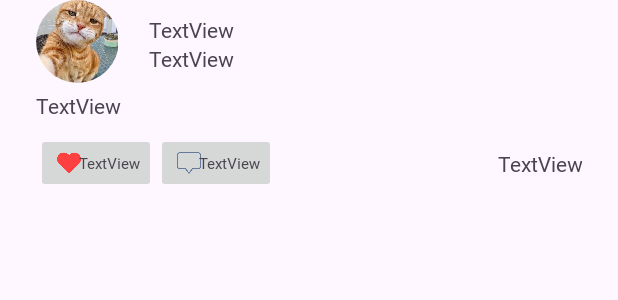
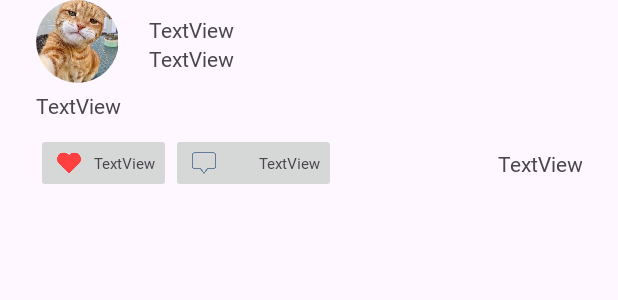
Before and after one commit to alyssaysabelle/Nomads_App, an Android app: the layout home_item_layout.xml on its own in the app's theme, with its tools: preview values and no code run, on a phone screen of 412 x 824 dp. Shown: the top 300 px of the screen. Run offline under Robolectric (Android 15) with nearby library versions, the phone set to English and light mode, and no system bars.

Commit message:
- fixed buttons

```diff
--- a/app/src/main/java/com/mobdeve/s13/group8/nomadsapp/HomeViewHolder.java
+++ b/app/src/main/java/com/mobdeve/s13/group8/nomadsapp/HomeViewHolder.java
@@ -45,7 +45,9 @@ public class HomeViewHolder extends RecyclerView.ViewHolder {
         SimpleDateFormat dateFormat = new SimpleDateFormat("MMM dd, yyyy", Locale.getDefault());
         String formattedDate = dateFormat.format(post.getDate());
         this.date.setText(formattedDate);
-        // change declaration after initializing comments
-        this.comments.setText("sample");
+        if(post.getComments() == null)
+            this.comments.setText("0 comments");
+        else
+            this.comments.setText(post.getComments().size() + " comments");
     }
 }
--- a/app/src/main/res/layout/home_item_layout.xml
+++ b/app/src/main/res/layout/home_item_layout.xml
@@ -66,12 +66,13 @@
 
         <ImageButton
             android:id="@+id/imageButton"
-            android:layout_width="80sp"
+            android:layout_width="90sp"
             android:layout_height="40sp"
             android:layout_weight="1"
             android:scaleType="fitStart"
             android:src="@drawable/like_button"
-            app:layout_constraintStart_toStartOf="parent" />
+            app:layout_constraintStart_toStartOf="parent"
+            app:layout_constraintTop_toTopOf="parent" />
 
         <TextView
             android:id="@+id/likesTv"
@@ -81,18 +82,19 @@
             android:fontFamily="@font/itim"
             android:text="TextView"
             android:textSize="10sp"
-            app:layout_constraintBottom_toBottomOf="parent"
+            app:layout_constraintBottom_toBottomOf="@+id/imageButton"
             app:layout_constraintEnd_toEndOf="@+id/imageButton"
-            app:layout_constraintTop_toTopOf="@+id/imageButton" />
+            app:layout_constraintTop_toTopOf="parent" />
 
         <ImageButton
             android:id="@+id/imageButton2"
-            android:layout_width="80sp"
+            android:layout_width="110sp"
             android:layout_height="40sp"
             android:layout_weight="1"
             android:scaleType="fitStart"
             android:src="@drawable/comment"
-            app:layout_constraintStart_toEndOf="@+id/imageButton" />
+            app:layout_constraintStart_toEndOf="@+id/imageButton"
+            app:layout_constraintTop_toTopOf="parent" />
 
         <TextView
             android:id="@+id/commentsTv"
```
